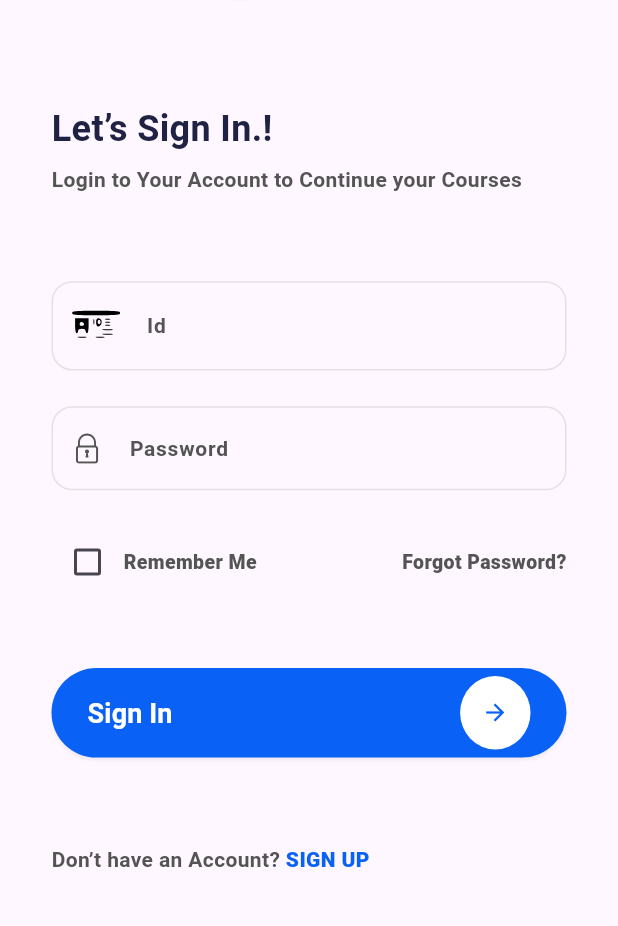
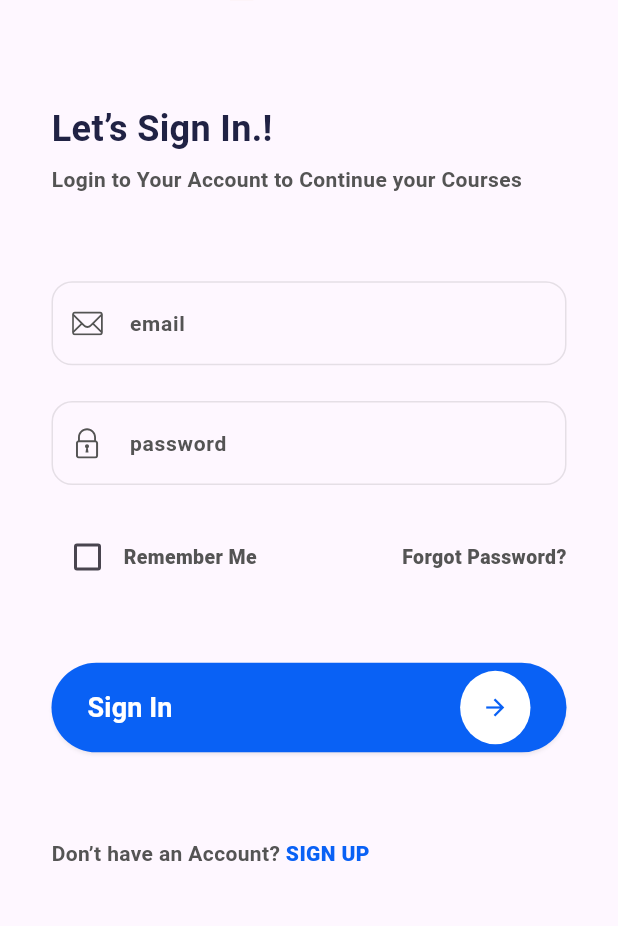
Before and after one commit to aliabdelmoaty/eelu-App, a Flutter app: the LoginScreen screen opened by its route, on a phone screen of 412 x 824 dp, the part 248-1174 px from its top. Run offline on Flutter 3.47's test engine with Material 3 defaults, Android fonts, the light colour scheme and no system bars; our stand-ins replace bloc, cloud_firestore, conditional_builder_null_safety, firebase_auth, firebase_core, flutter_bloc and 4 more; accounts and stored records are empty; Roboto replaces fonts that are missing (Jost, Mulish).

Commit message:
login cubit done

```diff
--- /dev/null
+++ b/lib/core/constant.dart
@@ -0,0 +1,3 @@
+import 'package:payment/core/utils/cache_helper.dart';
+
+String token = CacheHelper.getData(key: 'uid') ?? '';
--- a/lib/core/utils/app_router.dart
+++ b/lib/core/utils/app_router.dart
@@ -1,18 +1,21 @@
+import 'package:flutter_bloc/flutter_bloc.dart';
 import 'package:go_router/go_router.dart';
+import 'package:payment/core/constant.dart';
 import 'package:payment/features/course/presentation/view/course_screen.dart';
 import 'package:payment/features/home/presentation/view/home_screen.dart';
+import 'package:payment/features/login/presentation/data/cubit/login_cubit.dart';
 import 'package:payment/features/login/presentation/view/login_screen.dart';
 import 'package:payment/features/profile/presentation/view/profile_screen.dart';
+import 'package:payment/features/register/presentation/data/cubit/register_cubit.dart';
 import 'package:payment/features/register/presentation/view/register_screen.dart';
 
 abstract class AppRouter {
-  static const String home = '/';
+  static final String register =
+      (token.isEmpty || token == '') ? '/' : '/register';
+  static final String home = (token.isEmpty || token == '') ? '/home' : '/';
   static const String login = '/login';
-  static const String register = '/register';
   static const String course = '/course';
   static const String profile = '/profile';
-
-
 
   static final router = GoRouter(routes: [
     GoRoute(
@@ -21,11 +24,17 @@ abstract class AppRouter {
     ),
     GoRoute(
       path: login,
-      builder: (context, state) => const LoginScreen(),
+      builder: (context, state) => BlocProvider(
+        create: (context) => LoginCubit(),
+        child: const LoginScreen(),
+      ),
     ),
     GoRoute(
       path: register,
-      builder: (context, state) => const RegisterScreen(),
+      builder: (context, state) => BlocProvider(
+        create: (context) => RegisterCubit(),
+        child: const RegisterScreen(),
+      ),
     ),
     GoRoute(
       path: course,
@@ -35,6 +44,5 @@ abstract class AppRouter {
       path: profile,
       builder: (context, state) => const ProfileScreen(),
     ),
-
   ]);
 }
--- a/lib/core/widgets/custom_button.dart
+++ b/lib/core/widgets/custom_button.dart
@@ -2,6 +2,7 @@ import 'package:flutter/material.dart';
 import 'package:flutter_screenutil/flutter_screenutil.dart';
 import 'package:payment/core/utils/colors.dart';
 import 'package:payment/core/utils/styles.dart';
+
 
 class CustomButton extends StatelessWidget {
   const CustomButton({
--- a/lib/core/widgets/custom_text_field.dart
+++ b/lib/core/widgets/custom_text_field.dart
@@ -9,16 +9,18 @@ class CustomTextField extends StatelessWidget {
     super.key,
     required this.label,
     this.hint,
-     this.assetName, this.controller,
+     this.assetName, this.controller, this.validator,
   });
   final String label;
   final String? hint;
   final String? assetName;
   final TextEditingController? controller;
+  final String? Function(String?)? validator;
   @override
   Widget build(BuildContext context) {
     return TextFormField(
       controller: controller,
+      validator: validator,
       decoration: InputDecoration(
         label: Text(label),
         labelStyle: Styles.textStyle70014,
--- a/lib/features/home/presentation/view/widgets/home_screen_body.dart
+++ b/lib/features/home/presentation/view/widgets/home_screen_body.dart
@@ -1,6 +1,6 @@
 import 'package:flutter/material.dart';
 import 'package:flutter_screenutil/flutter_screenutil.dart';
-import 'package:payment/core/utils/circle_avatar_profile.dart';
+import 'package:payment/core/widgets/circle_avatar_profile.dart';
 import 'package:payment/core/utils/styles.dart';
 import 'package:payment/features/home/presentation/view/widgets/grid_view_course.dart';
 
--- a/lib/features/login/presentation/data/cubit/login_state.dart
+++ b/lib/features/login/presentation/data/cubit/login_state.dart
@@ -1,6 +1,12 @@
 part of 'login_cubit.dart';
 
-@immutable
+
 sealed class LoginState {}
 
 final class LoginInitial extends LoginState {}
+final class LoginLoading extends LoginState {}
+final class LoginSuccess extends LoginState {}
+final class LoginError extends LoginState {
+  final String message;
+  LoginError(this.message);
+}
--- a/lib/features/login/presentation/view/widgets/login_screen_body.dart
+++ b/lib/features/login/presentation/view/widgets/login_screen_body.dart
@@ -1,23 +1,45 @@
-import 'package:flutter/gestures.dart';
+import 'package:conditional_builder_null_safety/conditional_builder_null_safety.dart';
 import 'package:flutter/material.dart';
+import 'package:flutter_bloc/flutter_bloc.dart';
 import 'package:flutter_screenutil/flutter_screenutil.dart';
 import 'package:flutter_svg/svg.dart';
 import 'package:go_router/go_router.dart';
-import 'package:payment/core/utils/app_router.dart';
 import 'package:payment/core/utils/assets.dart';
+import 'package:payment/core/utils/colors.dart';
 import 'package:payment/core/utils/styles.dart';
+import 'package:payment/core/utils/validator.dart';
 import 'package:payment/core/widgets/custom_button.dart';
 import 'package:payment/core/widgets/custom_text_field.dart';
-import 'package:payment/features/home/presentation/view/home_screen.dart';
+import 'package:payment/features/login/presentation/data/cubit/login_cubit.dart';
+import 'package:payment/features/login/presentation/view/widgets/row_remember_and_forgot.dart';
+import 'package:payment/features/login/presentation/view/widgets/text_span_login.dart';
 
 class LoginScreenBody extends StatelessWidget {
   const LoginScreenBody({super.key});
 
   @override
   Widget build(BuildContext context) {
+    final formKey = GlobalKey<FormState>();
+    TextEditingController? email = TextEditingController();
+    TextEditingController? password = TextEditingController();
     return SingleChildScrollView(
-      child: Padding(
+      child: BlocConsumer<LoginCubit, LoginState>(
+        listener: (context, state) {
+          if (state is LoginSuccess) {
+            GoRouter.of(context).go('/home');
+          }
+          if(state is LoginError){
+            ScaffoldMessenger.of(context).showSnackBar(SnackBar(
+              content: Text(state.message),
+              backgroundColor: Colors.red,
+            ));
+          }
+        },
+        builder: (context, state) {
+          return Padding(
             padding: EdgeInsets.symmetric(horizontal: 30.w),
+            child: Form(
+              key: formKey,
               child: Column(
                 crossAxisAlignment: CrossAxisAlignment.start,
                 children: [
@@ -40,64 +62,56 @@ class LoginScreenBody extends StatelessWidget {
                   SizedBox(
                     height: 50.h,
                   ),
-            const CustomTextField(label: 'Id', assetName: Assets.imagesId),
+                  CustomTextField(
+                      controller: email,
+                      label: 'email',
+                      validator: (value) => Validator().validateEmail(value!),
+                      assetName: Assets.imagesEmail),
                   SizedBox(
                     height: 20.h,
                   ),
-            const CustomTextField(
-                label: 'Password', assetName: Assets.imagesPassword),
+                  CustomTextField(
+                      controller: password,
+                      label: 'password',
+                      validator: (value) =>
+                          Validator().validatePassword(value!),
+                      assetName: Assets.imagesPassword),
                   SizedBox(
                     height: 20.h,
                   ),
-            Row(
-              children: [
-                Checkbox(
-                  value: false,
-                  onChanged: (v) {},
-                  activeColor: const Color(0xff167F71),
-                  overlayColor:
-                      MaterialStateProperty.all(const Color(0xff167F71)),
-                  hoverColor: const Color(0xff167F71),
-                  checkColor: Colors.white,
-                ),
-                const Text(
-                  'Remember Me',
-                  style: Styles.textStyle13,
-                ),
-                const Spacer(),
-                const Text(
-                  'Forgot Password?',
-                  style: Styles.textStyle13,
-                ),
-              ],
-            ),
+                  const RowRememberAndForgot(),
                   SizedBox(
                     height: 39.h,
                   ),
-            CustomButton(
+                  ConditionalBuilder(
+                    condition: state is! LoginLoading,
+                    builder: (context) => CustomButton(
                         text: 'Sign In',
                         onPressed: () {
-                  Navigator.push(
-                      context,
-                      MaterialPageRoute(
-                          builder: (context) => const HomeScreen()));
+                          if (formKey.currentState!.validate()) {
+                            LoginCubit.get(context)
+                                .login(id: email.text, password: password.text);
+                          }
                         }),
+                    fallback: (context) => Center(
+                      child: Container(
+                          height: 50.h,
+                          width: 50.h,
+                          decoration: const ShapeDecoration(
+                            shape: CircleBorder(),
+                            color: ColorsApp.blue,
+                          ),
+                          child: const Center(
+                            child: CircularProgressIndicator(
+                              color: Colors.white,
+                            ),
+                          )),
+                    ),
+                  ),
                   SizedBox(
                     height: 50.h,
                   ),
-            Text.rich(TextSpan(children: [
-              const TextSpan(
-                text: 'Don’t have an Account? ',
-                style: Styles.textStyle70014,
-              ),
-              TextSpan(
-                  text: 'SIGN UP',
-                  style: Styles.textStyle80014,
-                  recognizer: TapGestureRecognizer()
-                    ..onTap = () {
-                      GoRouter.of(context).push(AppRouter.register);
-                    })
-            ])),
+                  const TextSpanLogin(),
                   SizedBox(
                     height: 50.h,
                   ),
@@ -105,5 +119,8 @@ class LoginScreenBody extends StatelessWidget {
               ),
             ),
           );
+        },
+      ),
+    );
   }
 }
--- /dev/null
+++ b/lib/features/login/presentation/view/widgets/row_remember_and_forgot.dart
@@ -0,0 +1,33 @@
+import 'package:flutter/material.dart';
+import 'package:payment/core/utils/styles.dart';
+
+class RowRememberAndForgot extends StatelessWidget {
+  const RowRememberAndForgot({
+    super.key,
+  });
+
+  @override
+  Widget build(BuildContext context) {
+    return Row(
+      children: [
+        Checkbox(
+          value: false,
+          onChanged: (v) {},
+          activeColor: const Color(0xff167F71),
+          overlayColor: MaterialStateProperty.all(const Color(0xff167F71)),
+          hoverColor: const Color(0xff167F71),
+          checkColor: Colors.white,
+        ),
+        const Text(
+          'Remember Me',
+          style: Styles.textStyle13,
+        ),
+        const Spacer(),
+        const Text(
+          'Forgot Password?',
+          style: Styles.textStyle13,
+        ),
+      ],
+    );
+  }
+}
--- /dev/null
+++ b/lib/features/login/presentation/view/widgets/text_span_login.dart
@@ -0,0 +1,28 @@
+import 'package:flutter/gestures.dart';
+import 'package:flutter/material.dart';
+import 'package:go_router/go_router.dart';
+import 'package:payment/core/utils/app_router.dart';
+import 'package:payment/core/utils/styles.dart';
+
+class TextSpanLogin extends StatelessWidget {
+  const TextSpanLogin({
+    super.key,
+  });
+
+  @override
+  Widget build(BuildContext context) {
+    return Text.rich(TextSpan(children: [
+      const TextSpan(
+        text: 'Don’t have an Account? ',
+        style: Styles.textStyle70014,
+      ),
+      TextSpan(
+          text: 'SIGN UP',
+          style: Styles.textStyle80014,
+          recognizer: TapGestureRecognizer()
+            ..onTap = () {
+              GoRouter.of(context).push(AppRouter.register);
+            })
+    ]));
+  }
+}
--- a/lib/features/register/presentation/data/cubit/register_cubit.dart
+++ b/lib/features/register/presentation/data/cubit/register_cubit.dart
@@ -1,6 +1,7 @@
 import 'package:cloud_firestore/cloud_firestore.dart';
 import 'package:firebase_auth/firebase_auth.dart';
 import 'package:flutter/material.dart';
+import 'package:payment/core/utils/cache_helper.dart';
 import 'package:payment/features/register/model/register_model.dart';
 import 'package:flutter_bloc/flutter_bloc.dart';
 
@@ -27,6 +28,7 @@ class RegisterCubit extends Cubit<RegisterState> {
       )
           .then((value) {
         createUser(email: email, uid: value.user!.uid, name: name, id: id);
+        CacheHelper.saveData(key: 'uid', value: value.user!.uid);
         emit(RegisterSuccess());
       }).catchError((e) {
         print(e);
--- a/pubspec.yaml
+++ b/pubspec.yaml
@@ -29,6 +29,7 @@ environment:
 # versions available, run `flutter pub outdated`.
 dependencies:
   cloud_firestore: ^4.15.3
+  conditional_builder_null_safety: ^0.0.6
   cupertino_icons: ^1.0.2
   firebase_auth: ^4.17.3
   firebase_core: ^2.25.3
@@ -42,6 +43,7 @@ dependencies:
   flutter_staggered_animations: ^1.1.1
   flutter_svg: ^2.0.9
   go_router: ^13.1.0
+  shared_preferences: ^2.2.2
 dev_dependencies:
   flutter_launcher_icons: ^0.13.1
   flutter_lints: ^2.0.0
```
Also changed, not shown: lib/core/utils/cache_helper.dart (added, +38 -0 lines), lib/core/utils/validator.dart (added, +48 -0 lines), lib/features/login/presentation/data/cubit/login_cubit.dart (+26 -6 lines), lib/main.dart (+3 -4 lines), lib/core/widgets/circle_avatar_profile.dart (renamed from lib/core/utils/circle_avatar_profile.dart), pubspec.lock, 1 other file. Lines whose indentation alone changed are shown as unchanged.
